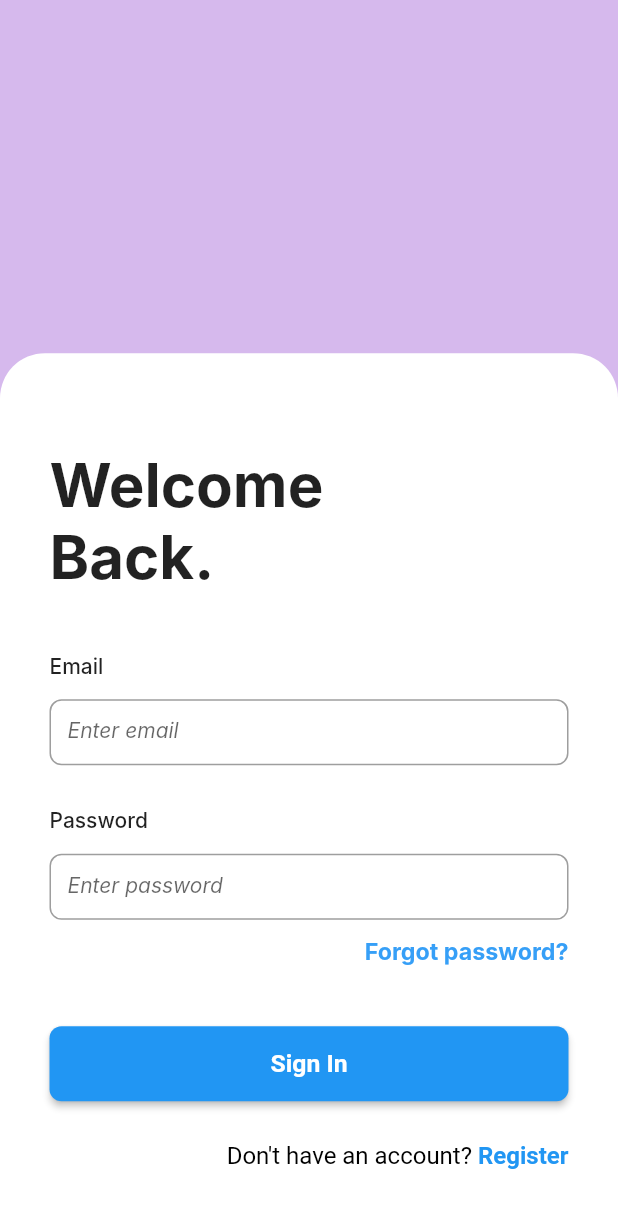
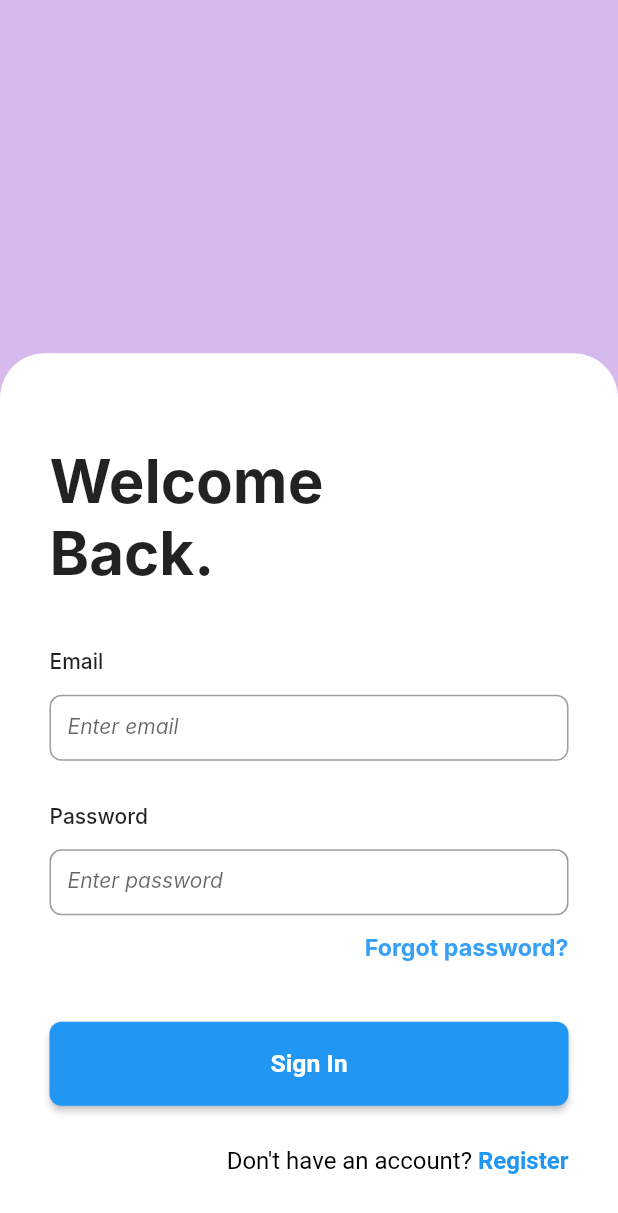
Before and after one commit to Aluve-Software/aluve_calendar_mobile, a Flutter app: the screen it shows after launch, on a phone screen of 412 x 824 dp. Shown: the top 1213 px of the screen. Run offline on Flutter 3.47's test engine with Material 2 defaults, Android fonts, the phone set to English and light mode, and no system bars; our stand-ins replace dio, email_validator, logger, shared_preferences; Roboto replaces fonts that are missing (Inter, Nunito, Poppins).

Commit message:
🔧 chore(button.dart): increase button height from 50 to 56 for better visual consistency

```diff
--- a/lib/features/auth/presentation/widgets/button.dart
+++ b/lib/features/auth/presentation/widgets/button.dart
@@ -9,7 +9,7 @@ class Button extends StatelessWidget {
   @override
   Widget build(BuildContext context) {
     return SizedBox(
-      height: 50,
+      height: 56,
       width: double.infinity,
       child: ElevatedButton(
         onPressed: onPressed,
```
